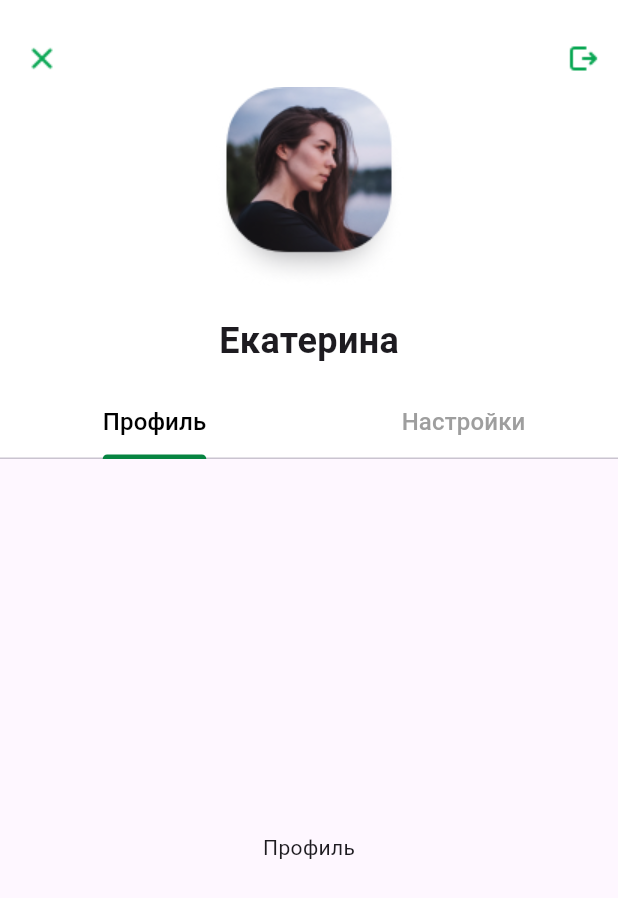
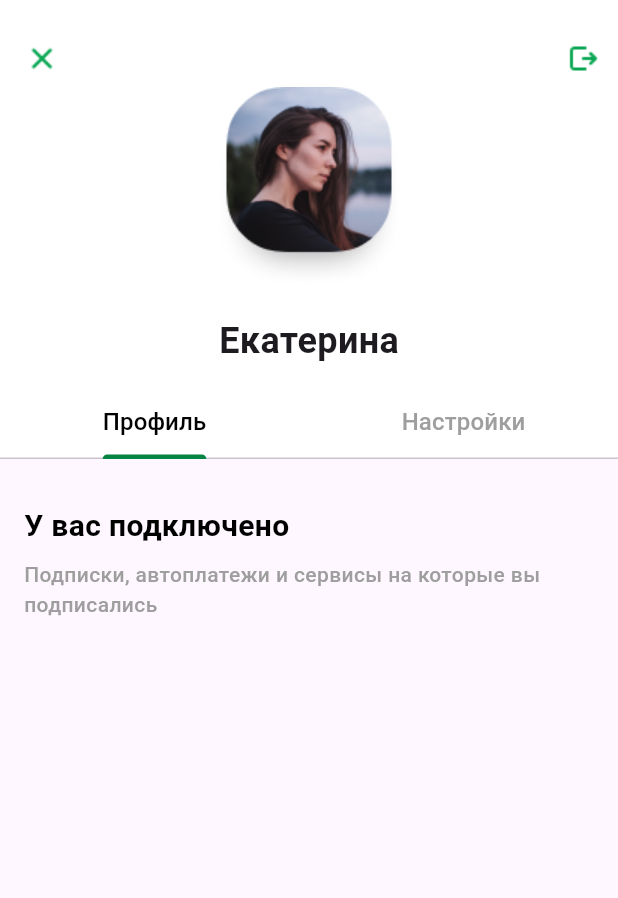
Before and after one commit to TheGood77/flutter_lab1, a Flutter app: the screen it shows after launch, on a phone screen of 412 x 824 dp. Shown: the top 898 px of the screen. Run offline on Flutter 3.47's test engine with Material 3 defaults, Android fonts, the phone set to English and light mode, and no system bars; Roboto replaces fonts that are missing (fonts/SF-Pro-Display-Bold, fonts/SF-Pro-Text-Bold, fonts/SF-Pro-Text-Medium).

Commit message:
add title component

```diff
--- /dev/null
+++ b/lib/screens/main/components/titleComponent.dart
@@ -0,0 +1,45 @@
+import 'package:flutter/material.dart';
+import 'package:flutter_lab1/theme/colors.dart';
+import 'package:flutter_lab1/theme/fonts.dart';
+
+class TitleComponent extends StatelessWidget {
+  final String title;
+  final String description;
+
+  const TitleComponent({
+    required this.title,
+    required this.description,
+    Key? key,
+  }) : super(key: key);
+
+  @override
+  Widget build(BuildContext context) {
+    return Padding(
+      padding: const EdgeInsets.only(left: 16, right: 16),
+      child: Column(
+        crossAxisAlignment: CrossAxisAlignment.start,
+        children: [
+          const SizedBox(height: 14),
+          Text(
+            title,
+            style: TextStyle(
+                fontFamily: Fonts.sfProTextBold,
+                color: ColorsList.blackColor,
+                fontWeight: FontWeight.bold,
+                fontSize: Fonts.fontSize20),
+          ),
+          const SizedBox(height: 8),
+          Text(
+            description,
+            style: TextStyle(
+                fontFamily: Fonts.sfProTextMedium,
+                color: ColorsList.grayColor,
+                fontWeight: FontWeight.w500,
+                fontSize: Fonts.fontSize14),
+          ),
+          const SizedBox(height: 12),
+        ],
+      ),
+    );
+  }
+}
--- a/lib/screens/main/profile.dart
+++ b/lib/screens/main/profile.dart
@@ -1,5 +1,6 @@
 import 'package:flutter/material.dart';
 import 'package:flutter_lab1/screens/main/components/tab_bar.dart';
+import 'package:flutter_lab1/screens/main/components/titleComponent.dart';
 import 'package:flutter_lab1/theme/strings.dart';
 
 class ProfilePage extends StatefulWidget {
@@ -41,9 +42,14 @@ class _ProfilePageState extends State<ProfilePage>
             body: TabBarView(
               controller: _tabController,
               children: [
-                Container(
-                  alignment: Alignment.center,
-                  child: Text(Strings.profileTitle),
+                Column(
+                  children: [
+                    const SizedBox(height: 16),
+                    TitleComponent(
+                      title: Strings.connectTitle,
+                      description: Strings.connectDescription,
+                    ),
+                  ],
                 ),
                 Container(
                   alignment: Alignment.center,
--- a/lib/theme/strings.dart
+++ b/lib/theme/strings.dart
@@ -2,4 +2,7 @@ class Strings {
   static String userName = 'Екатерина';
   static String profileTitle = 'Профиль';
   static String settingsTitle = 'Настройки';
+  static String connectTitle = 'У вас подключено';
+  static String connectDescription =
+      'Подписки, автоплатежи и сервисы на которые вы подписались';
 }
```
